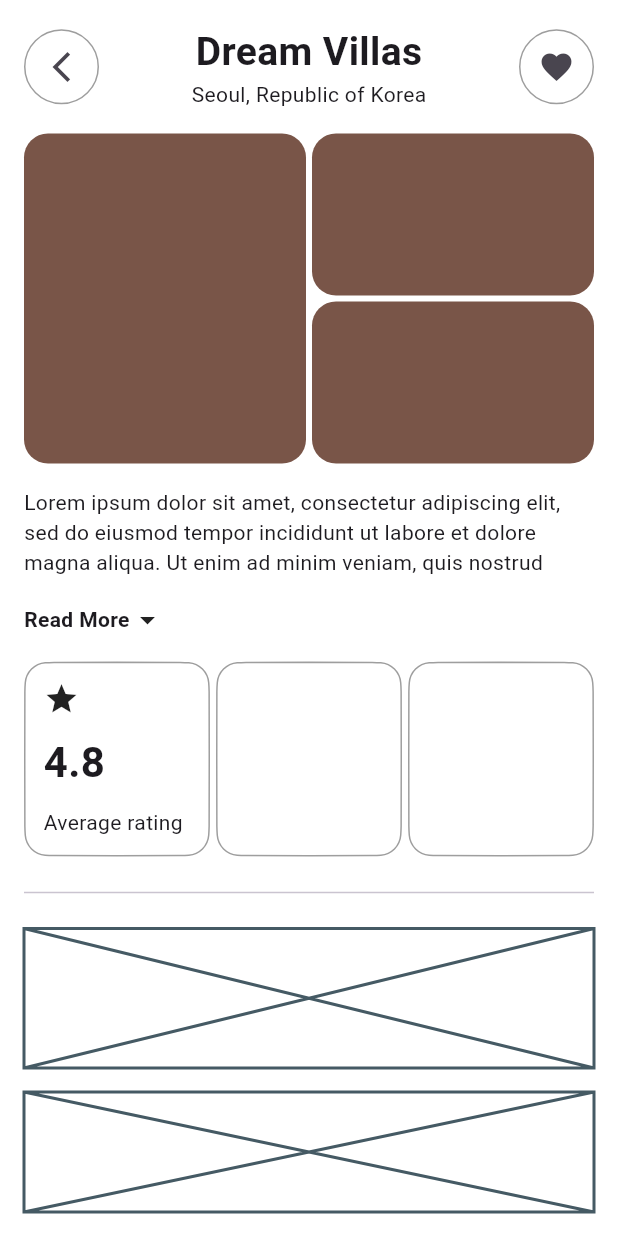
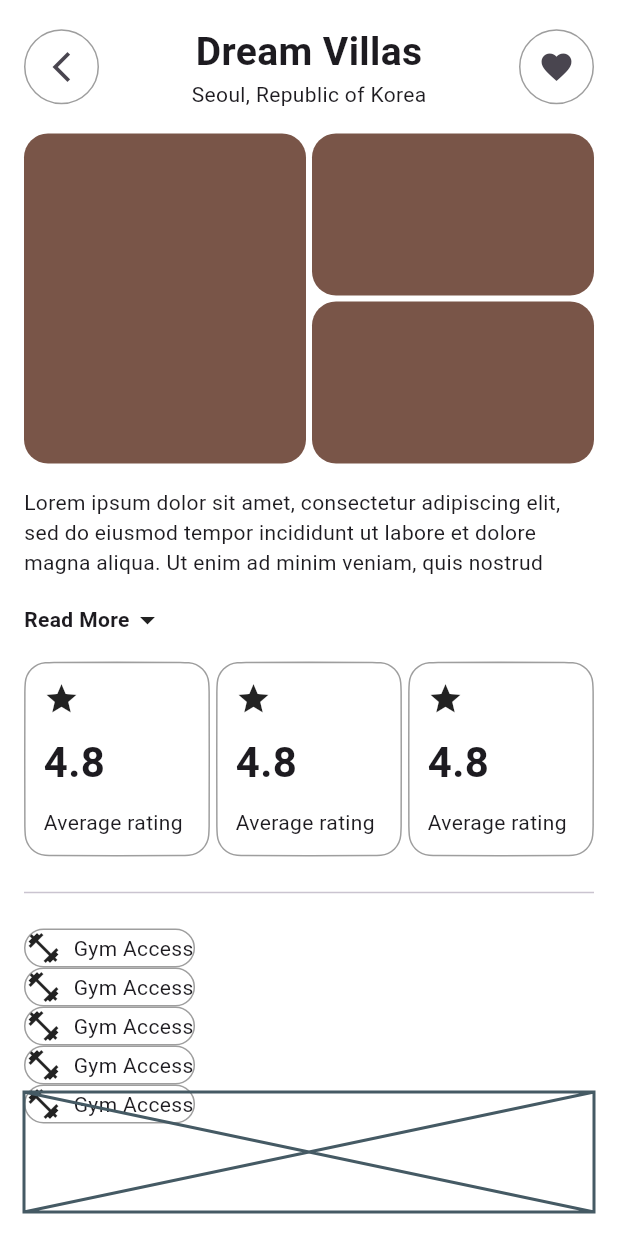
Before and after one commit to JAICHANGPARK/flutter_notebook_chapter_45, a Flutter app: the StayDetailPage screen opened directly, on a phone screen of 412 x 824 dp. Run offline on Flutter 3.47's test engine with Material 3 defaults, Android fonts, the phone set to English and light mode, and no system bars; our stand-ins replace gap, hugeicons, smooth_page_indicator.

Commit message:
Update stay_detail_page.dart

```diff
--- a/lib/ep2261_stay_booking_app/ui/detail/stay_detail_page.dart
+++ b/lib/ep2261_stay_booking_app/ui/detail/stay_detail_page.dart
@@ -156,6 +156,22 @@ class _StayDetailPageState extends State<StayDetailPage> {
                             side: BorderSide(color: Colors.grey),
                           ),
                         ),
+                        padding: EdgeInsets.all(12),
+                        child: Column(
+                          mainAxisAlignment: MainAxisAlignment.spaceBetween,
+                          crossAxisAlignment: CrossAxisAlignment.start,
+                          children: [
+                            Icon(Icons.star),
+                            Text(
+                              "4.8",
+                              style: TextStyle(
+                                fontSize: 28,
+                                fontWeight: FontWeight.bold,
+                              ),
+                            ),
+                            Text("Average rating"),
+                          ],
+                        ),
                       ),
                     ),
                     Expanded(
@@ -166,13 +182,112 @@ class _StayDetailPageState extends State<StayDetailPage> {
                             side: BorderSide(color: Colors.grey),
                           ),
                         ),
+                        padding: EdgeInsets.all(12),
+                        child: Column(
+                          mainAxisAlignment: MainAxisAlignment.spaceBetween,
+                          crossAxisAlignment: CrossAxisAlignment.start,
+                          children: [
+                            Icon(Icons.star),
+                            Text(
+                              "4.8",
+                              style: TextStyle(
+                                fontSize: 28,
+                                fontWeight: FontWeight.bold,
+                              ),
+                            ),
+                            Text("Average rating"),
+                          ],
+                        ),
                       ),
                     ),
                   ],
                 ),
               ),
               Divider(),
-              Expanded(child: Placeholder()),
+              Expanded(
+                child: OverflowBar(
+                  spacing: 8,
+
+                  children: [
+                    Container(
+                      decoration: ShapeDecoration(
+                        shape: StadiumBorder(
+                          side: BorderSide(color: Colors.grey),
+                        ),
+                      ),
+                      child: Row(
+                        mainAxisSize: MainAxisSize.min,
+                        spacing: 8,
+                        children: [
+                          Icon(Icons.fitness_center),
+                          Text("Gym Access")
+                        ],
+                      ),
+                    ),
+                    Container(
+                      decoration: ShapeDecoration(
+                        shape: StadiumBorder(
+                          side: BorderSide(color: Colors.grey),
+                        ),
+                      ),
+                      child: Row(
+                        mainAxisSize: MainAxisSize.min,
+                        spacing: 8,
+                        children: [
+                          Icon(Icons.fitness_center),
+                          Text("Gym Access")
+                        ],
+                      ),
+                    ),
+                    Container(
+                      decoration: ShapeDecoration(
+                        shape: StadiumBorder(
+                          side: BorderSide(color: Colors.grey),
+                        ),
+                      ),
+                      child: Row(
+                        mainAxisSize: MainAxisSize.min,
+                        spacing: 8,
+                        children: [
+                          Icon(Icons.fitness_center),
+                          Text("Gym Access")
+                        ],
+                      ),
+                    ),
+                    Container(
+                      decoration: ShapeDecoration(
+                        shape: StadiumBorder(
+                          side: BorderSide(color: Colors.grey),
+                        ),
+                      ),
+                      child: Row(
+                        mainAxisSize: MainAxisSize.min,
+                        spacing: 8,
+                        children: [
+                          Icon(Icons.fitness_center),
+                          Text("Gym Access")
+                        ],
+                      ),
+                    ),
+                    Container(
+                      decoration: ShapeDecoration(
+                        shape: StadiumBorder(
+                          side: BorderSide(color: Colors.grey),
+                        ),
+                      ),
+                      child: Row(
+                        mainAxisSize: MainAxisSize.min,
+                        spacing: 8,
+                        children: [
+                          Icon(Icons.fitness_center),
+                          Text("Gym Access")
+                        ],
+                      ),
+                    ),
+                  ],
+
+                ),
+              ),
               Container(height: 80, child: Placeholder()),
             ],
           ),
```
